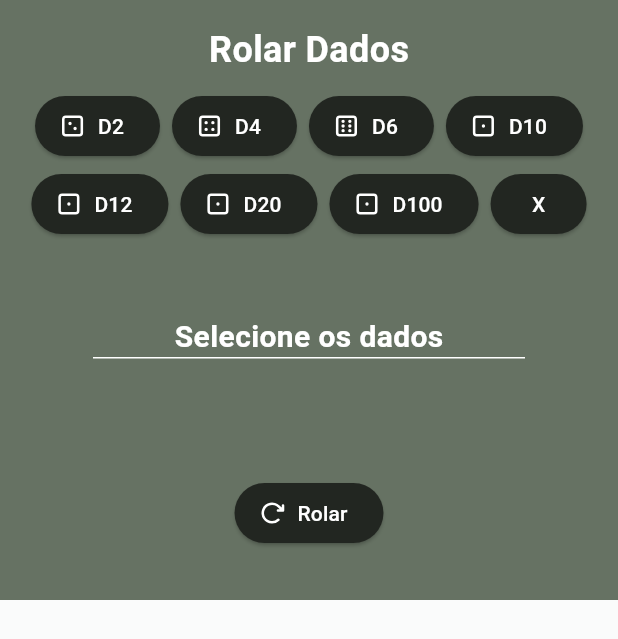
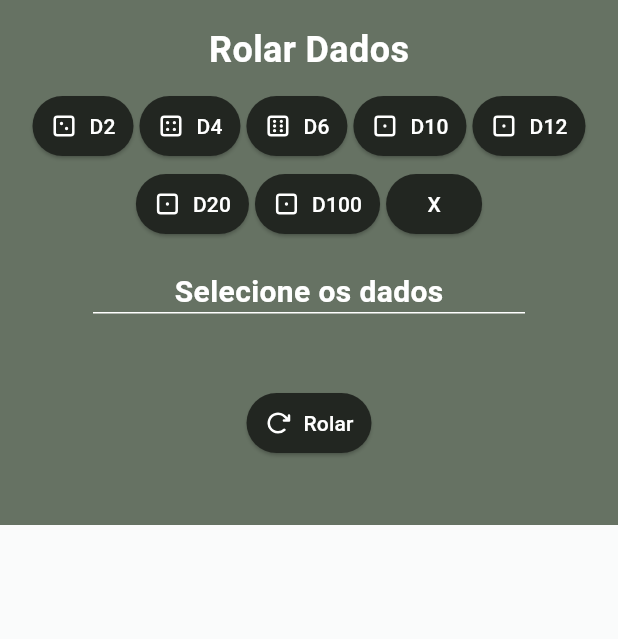
Before and after one commit to Ore-Software-Hub/char-vault, a Flutter app: the MapBottomSheet widget shown alone on an empty page, opened directly, on a phone screen of 412 x 824 dp. Shown: the top 639 px of the screen. Run offline on Flutter 3.47's test engine with Material 3 defaults, Android fonts, the phone set to English and light mode, and no system bars; our stand-ins replace curved_navigation_bar, phosphor_flutter, shared_preferences; accounts and stored records are empty.

Commit message:
corrigido espaçamento rolar dados

```diff
--- a/lib/pages/components/roll_component.dart
+++ b/lib/pages/components/roll_component.dart
@@ -37,7 +37,9 @@ class _ButtonRollComponentState extends State<ButtonRollComponent> {
               },
             ),
             foregroundColor: const WidgetStatePropertyAll(Colors.white),
-            backgroundColor: const WidgetStatePropertyAll(cores.primaryColor)),
+            backgroundColor: const WidgetStatePropertyAll(cores.primaryColor),
+            padding: const WidgetStatePropertyAll(
+                EdgeInsets.only(left: 12, right: 12))),
         onPressed: widget.pressed,
         icon: PhosphorIcon(
           widget.icon,
--- a/lib/pages/initial_page.dart
+++ b/lib/pages/initial_page.dart
@@ -94,7 +94,7 @@ class MapBottomSheet extends StatefulWidget {
 }
 
 class _MapBottomSheetState extends State<MapBottomSheet> {
-  double sheetHeight = 400;
+  double sheetHeight = 350;
 
   String total = "";
   List<int> dices = [];
@@ -183,7 +183,7 @@ class _MapBottomSheetState extends State<MapBottomSheet> {
                 ),
                 Wrap(
                   alignment: WrapAlignment.center,
-                  spacing: 8.0, // Espaçamento horizontal entre os widgets
+                  spacing: 4.0, // Espaçamento horizontal entre os widgets
                   runSpacing: 4.0, // Espaçamento vertical entre as linhas
                   children: [
                     ButtonRollComponent(
@@ -251,7 +251,7 @@ class _MapBottomSheetState extends State<MapBottomSheet> {
                   ],
                 ),
                 Padding(
-                  padding: const EdgeInsets.only(top: 50, bottom: 50),
+                  padding: const EdgeInsets.only(top: 20, bottom: 20),
                   child: Column(
                     children: [
                       Text(
```
